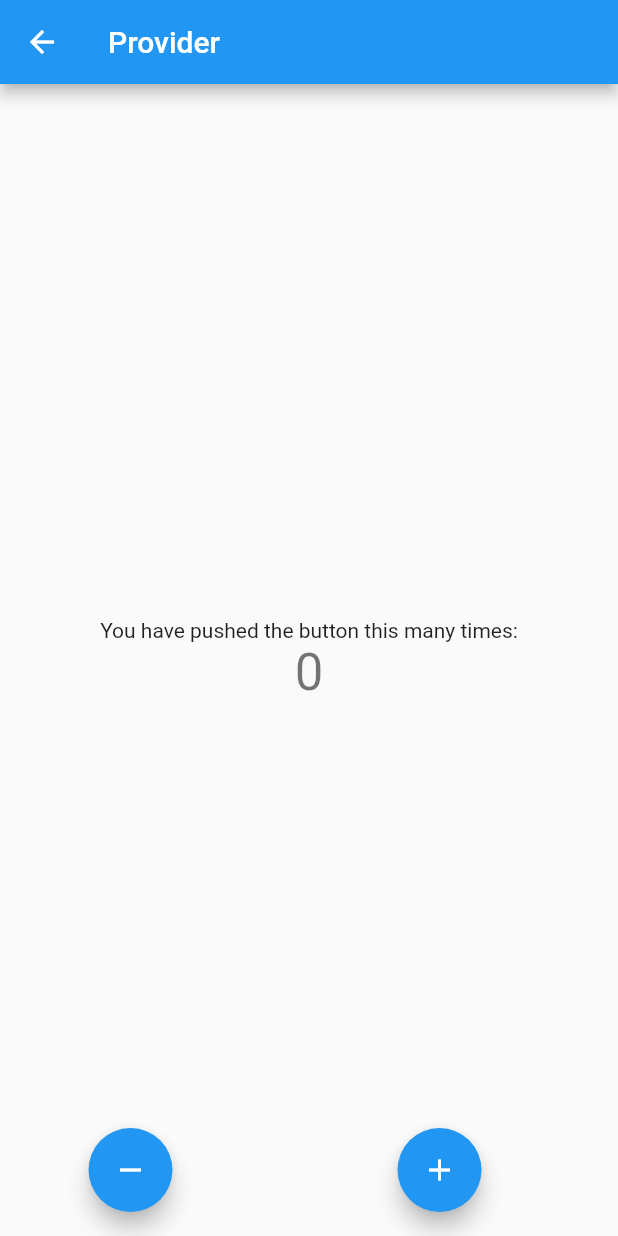
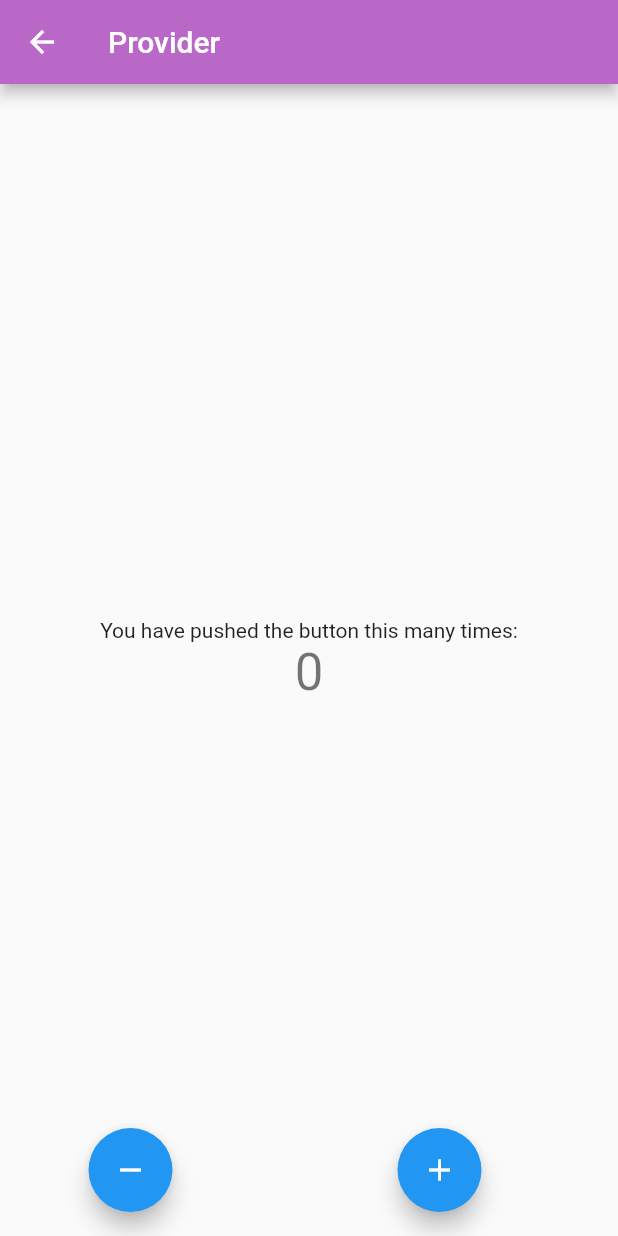
Before and after one commit to pallavipatil1998/Provider, a Flutter app: the screen it shows after launch, after a tap on "Next Page", on a phone screen of 412 x 824 dp. Run offline on Flutter 3.47's test engine with Material 2 defaults, Android fonts, the phone set to English and light mode, and no system bars.

```diff
--- a/lib/main.dart
+++ b/lib/main.dart
@@ -16,7 +16,9 @@ class MyApp extends StatelessWidget {
   // This widget is the root of your application.
   @override
   Widget build(BuildContext context) {
+    print('Home Page Build');
     return MaterialApp(
+      debugShowCheckedModeBanner: false,
       title: 'Flutter Demo',
       theme: ThemeData(
         primarySwatch: Colors.blue,
@@ -43,7 +45,9 @@ class MyHomePage extends StatelessWidget {
             ),
             Text(
               //get [bedefault licen true]
-              '${Provider.of<CounterProvider>(context).getValue()}',
+              // '${Provider.of<CounterProvider>(context).getValue()}',
+              //or
+              '${context.watch<CounterProvider>().getValue()}',
               style: Theme.of(context).textTheme.headlineMedium,
             ),
             ElevatedButton(onPressed: (){
@@ -59,7 +63,8 @@ class MyHomePage extends StatelessWidget {
           FloatingActionButton(
             onPressed: (){
               //set [No need to licen]
-              Provider.of<CounterProvider>(context ,listen: false).decrement();
+              // Provider.of<CounterProvider>(context ,listen: false).decrement();
+               context.read<CounterProvider>().decrement();
             },
             tooltip: 'Decrement',
             child: const Icon(Icons.remove),
@@ -67,7 +72,8 @@ class MyHomePage extends StatelessWidget {
           FloatingActionButton(
             onPressed: (){
               //set [No need to licen]
-              Provider.of<CounterProvider>(context ,listen: false).increment();
+              // Provider.of<CounterProvider>(context ,listen: false).increment();
+              context.read<CounterProvider>().increment();
             },
             tooltip: 'Increment',
             child: const Icon(Icons.add),
--- a/lib/second_page.dart
+++ b/lib/second_page.dart
@@ -9,6 +9,7 @@ class SecondPage extends StatelessWidget {
   Widget build(BuildContext context) {
     return Scaffold(
         appBar: AppBar(
+          backgroundColor: Colors.purple.shade300,
           title: Text('Provider'),
         ),
         body: Center(
```
